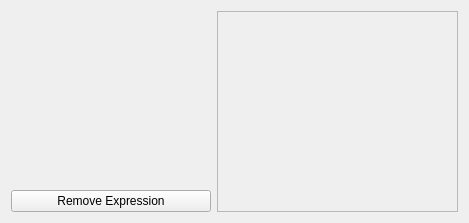
First picture: the form in app/DiceCalculator/Ui/Widgets/DiceExpressionBlock.ui, repository DmitryMI/DiceCalculator, before the edit.
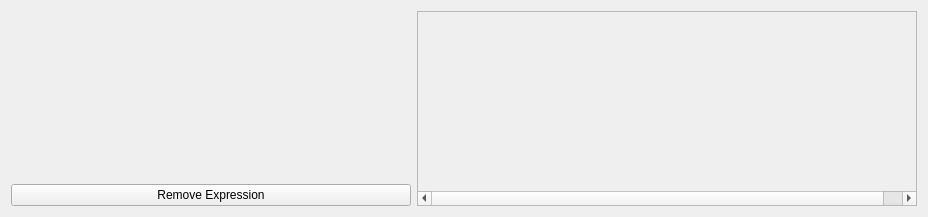
Second picture: the form after the edit.

Commit message:
Improve UI, plotting, and interactivity for dice expressions
Refactor controller signals to include expression context and separate message/finished events. Enhance UI layouts and sizing for better usability. Add persistent plot titles, dynamic plot widths, and interactive tooltips to DistributionGraph. Manage layout spacers more robustly. Add Distribution::GetMinMax for plotting. Increase roll sample size for better accuracy. Update tests to use shared operator registry. Set a default expression and evaluate on startup for immediate feedback.

The edit to the form file:
```diff
--- a/app/DiceCalculator/Ui/Widgets/DiceExpressionBlock.ui
+++ b/app/DiceCalculator/Ui/Widgets/DiceExpressionBlock.ui
@@ -6,8 +6,8 @@
    <rect>
     <x>0</x>
     <y>0</y>
-    <width>469</width>
-    <height>223</height>
+    <width>924</width>
+    <height>217</height>
    </rect>
   </property>
   <property name="windowTitle">
@@ -18,7 +18,7 @@
     <widget class="QWidget" name="diceExpressionInputPlaceholder" native="true">
      <property name="minimumSize">
       <size>
-       <width>200</width>
+       <width>400</width>
        <height>0</height>
       </size>
      </property>
@@ -33,6 +33,12 @@
    </item>
    <item row="0" column="1" rowspan="2">
     <widget class="QScrollArea" name="scrollArea">
+     <property name="minimumSize">
+      <size>
+       <width>500</width>
+       <height>0</height>
+      </size>
+     </property>
      <property name="widgetResizable">
       <bool>true</bool>
      </property>
@@ -41,13 +47,20 @@
        <rect>
         <x>0</x>
         <y>0</y>
-        <width>243</width>
-        <height>203</height>
+        <width>518</width>
+        <height>180</height>
        </rect>
       </property>
       <layout class="QGridLayout" name="gridLayout">
        <item row="0" column="0">
-        <widget class="QWidget" name="scrollAreaWidget" native="true"/>
+        <widget class="QWidget" name="scrollAreaWidget" native="true">
+         <property name="minimumSize">
+          <size>
+           <width>500</width>
+           <height>0</height>
+          </size>
+         </property>
+        </widget>
        </item>
       </layout>
      </widget>
```
The commit also changes 13 other files.
